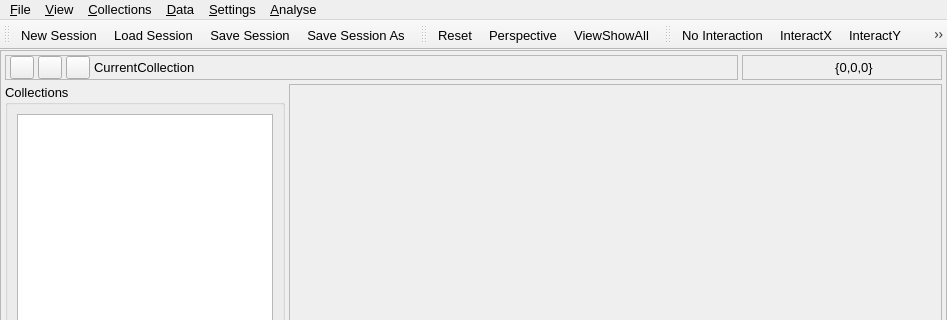
Qt form src/gui/uchroma.ui (trisyoungs/uchroma) before a commit; both pictures show x 0 to 947 and y 0 to 320 of the 947 by 664 pixel window.
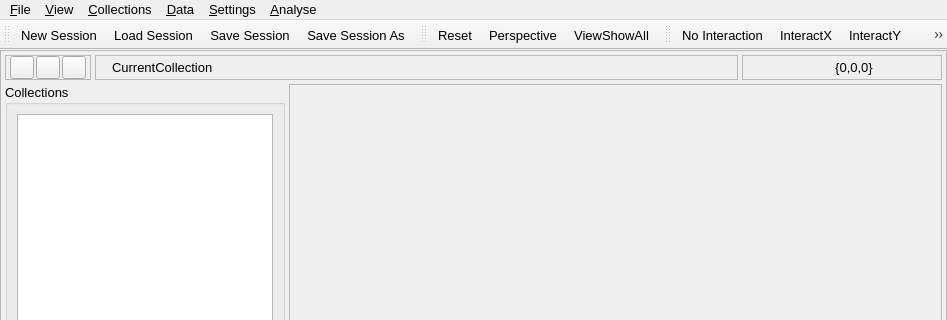
The same form after that commit. Icons and pictures are not drawn. Custom widgets are drawn as their Qt base class.

Diff of the .ui file:
```diff
--- a/src/gui/uchroma.ui
+++ b/src/gui/uchroma.ui
@@ -47,17 +47,26 @@
        </property>
        <item>
         <layout class="QHBoxLayout" name="InfoLayout">
+         <property name="spacing">
+          <number>4</number>
+         </property>
          <item>
-          <widget class="QFrame" name="InfoCurrentCollectionFrame">
+          <widget class="QFrame" name="CollectionControlFrame">
+           <property name="sizePolicy">
+            <sizepolicy hsizetype="Minimum" vsizetype="Minimum">
+             <horstretch>0</horstretch>
+             <verstretch>0</verstretch>
+            </sizepolicy>
+           </property>
            <property name="frameShape">
             <enum>QFrame::StyledPanel</enum>
            </property>
            <property name="frameShadow">
             <enum>QFrame::Sunken</enum>
            </property>
-           <layout class="QHBoxLayout" name="horizontalLayout_4">
+           <layout class="QHBoxLayout" name="horizontalLayout_3">
             <property name="spacing">
-             <number>4</number>
+             <number>2</number>
             </property>
             <property name="leftMargin">
              <number>4</number>
@@ -158,6 +167,67 @@
                 <width>20</width>
                 <height>20</height>
                </size>
+              </property>
+             </widget>
+            </item>
+           </layout>
+          </widget>
+         </item>
+         <item>
+          <widget class="QFrame" name="InfoCurrentCollectionFrame">
+           <property name="frameShape">
+            <enum>QFrame::StyledPanel</enum>
+           </property>
+           <property name="frameShadow">
+            <enum>QFrame::Sunken</enum>
+           </property>
+           <layout class="QHBoxLayout" name="horizontalLayout_4">
+            <property name="spacing">
+             <number>4</number>
+            </property>
+            <property name="leftMargin">
+             <number>4</number>
+            </property>
+            <property name="topMargin">
+             <number>0</number>
+            </property>
+            <property name="rightMargin">
+             <number>4</number>
+            </property>
+            <property name="bottomMargin">
+             <number>0</number>
+            </property>
+            <item>
+             <widget class="QLabel" name="InfoCurrentCollectionIconLabel">
+              <property name="enabled">
+               <bool>false</bool>
+              </property>
+              <property name="sizePolicy">
+               <sizepolicy hsizetype="Preferred" vsizetype="Preferred">
+                <horstretch>0</horstretch>
+                <verstretch>0</verstretch>
+               </sizepolicy>
+              </property>
+              <property name="minimumSize">
+               <size>
+                <width>0</width>
+                <height>0</height>
+               </size>
+              </property>
+              <property name="maximumSize">
+               <size>
+                <width>16</width>
+                <height>16</height>
+               </size>
+              </property>
+              <property name="text">
+               <string/>
+              </property>
+              <property name="pixmap">
+               <pixmap resource="icons.qrc">:/uchroma/icons/collection_extracted.svg</pixmap>
+              </property>
+              <property name="scaledContents">
+               <bool>true</bool>
               </property>
              </widget>
             </item>
```
